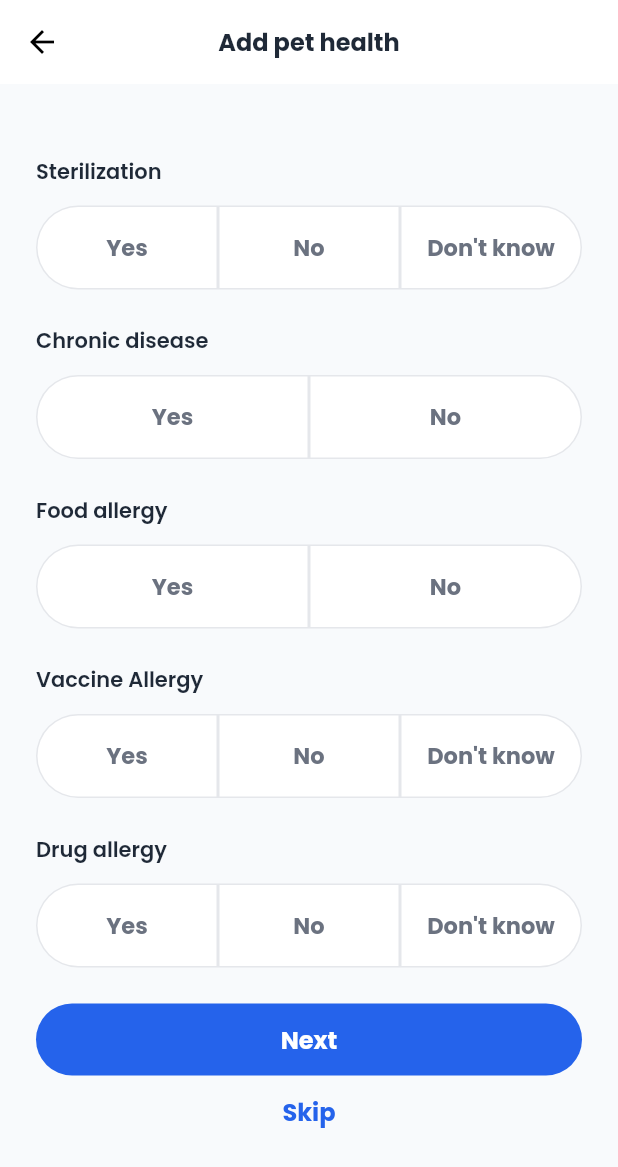
After one commit to ponkrit-r1/flutter, a Flutter app: the PetHealthInfoPage screen opened by its route, on a phone screen of 412 x 824 dp. The commit adds this screen. Shown: the top 1167 px of the screen. Run offline on Flutter 3.47's test engine with Material 3 defaults, Android fonts, the phone set to English and light mode, and no system bars; our stand-ins replace dio, email_validator, firebase_core, flutter_secure_storage, fluttertoast, get and 8 more; missing offline and left inert: flutter_cached_pdfview; accounts and stored records are empty; generated files the repository leaves out were written again.

Commit message:
save health info draft

```diff
--- /dev/null
+++ b/lib/core/domain/answer_choice.dart
@@ -0,0 +1,29 @@
+import 'dart:ui';
+
+class AnswerChoice {
+  final AnswerOption option;
+  final Locale locale;
+
+  AnswerChoice({
+    required this.option,
+    required this.locale,
+  });
+
+  @override
+  String toString() {
+    switch (option) {
+      case AnswerOption.yes:
+        return 'Yes';
+      case AnswerOption.no:
+        return 'No';
+      case AnswerOption.doNotKnow:
+        return 'Don\'t know';
+    }
+  }
+}
+
+enum AnswerOption {
+  yes,
+  no,
+  doNotKnow;
+}
--- a/lib/l10n/intl_en.arb
+++ b/lib/l10n/intl_en.arb
@@ -82,6 +82,17 @@
   "saveLabel": "Save",
   "comingSoonLabel": "Coming Soon",
 
+  "@_ADD_PET_HEALTH": {},
+  "addPetHealthLabel": "Add pet health",
+  "editPetHealthLabel": "Edit pet health",
+  "sterilizationLabel": "Sterilization",
+  "yesLabel": "Yes",
+  "noLabel": "No",
+  "chronicDiseaseLabel": "Chronic disease",
+  "foodAllergyLabel": "Food allergy",
+  "vaccineAllergyLabel": "Vaccine Allergy",
+  "drugAllergyLabel": "Drug allergy",
+
   "@_ROOT": {},
   "homeLabel": "Home",
   "myPetLabel": "My pet",
--- /dev/null
+++ b/lib/modules/pet/health_info/pet_health_info_binding.dart
@@ -0,0 +1,25 @@
+import 'package:deemmi/modules/pet/health_info/pet_health_info_controller.dart';
+import 'package:get/get.dart';
+
+import '../../../core/data/api/pet_api.dart';
+import '../../../core/data/repository/pet_repository.dart';
+import '../../../core/domain/pet/pet_model.dart';
+import '../../../routes/app_routes.dart';
+
+class PetHealthInfoBinding extends Bindings {
+  @override
+  void dependencies() {
+    PetModel? editingPet = Get.arguments?[RouteParams.petModel];
+    Get.lazyPut(
+      () => PetHealthInfoController(
+        PetRepository(
+          PetAPI(
+            Get.find(),
+            Get.find(),
+          ),
+        ),
+        editingPet,
+      ),
+    );
+  }
+}
--- /dev/null
+++ b/lib/modules/pet/health_info/pet_health_info_controller.dart
@@ -0,0 +1,74 @@
+import 'dart:ui';
+
+import 'package:deemmi/core/data/repository/pet_repository.dart';
+import 'package:deemmi/core/domain/answer_choice.dart';
+import 'package:get/get.dart';
+
+import '../../../core/domain/pet/pet_model.dart';
+
+class PetHealthInfoController extends GetxController {
+  final PetRepository petRepository;
+
+  final _isLoading = false.obs;
+
+  bool get isLoading => _isLoading.value;
+
+  List<AnswerChoice> get twoChoiceAnswer => [
+        AnswerChoice(option: AnswerOption.yes, locale: const Locale("en")),
+        AnswerChoice(option: AnswerOption.no, locale: const Locale("en")),
+      ];
+
+  List<AnswerChoice> get threeChoiceAnswer => [
+        AnswerChoice(option: AnswerOption.yes, locale: const Locale("en")),
+        AnswerChoice(option: AnswerOption.no, locale: const Locale("en")),
+        AnswerChoice(
+            option: AnswerOption.doNotKnow, locale: const Locale("en")),
+      ];
+
+  final Rxn<AnswerChoice> _sterilizationAnswer = Rxn();
+
+  AnswerChoice? get sterilizationAnswer => _sterilizationAnswer.value;
+
+  final Rxn<AnswerChoice> _chronicDiseaseAnswer = Rxn();
+
+  AnswerChoice? get chronicDiseaseAnswer => _chronicDiseaseAnswer.value;
+
+  final Rxn<AnswerChoice> _foodAllergyAnswer = Rxn();
+
+  AnswerChoice? get foodAllergyAnswer => _foodAllergyAnswer.value;
+
+  final Rxn<AnswerChoice> _vaccineAllergyAnswer = Rxn();
+
+  AnswerChoice? get vaccineAllergyAnswer => _vaccineAllergyAnswer.value;
+
+  final Rxn<AnswerChoice> _drugAllergyAnswer = Rxn();
+
+  AnswerChoice? get drugAllergyAnswer => _drugAllergyAnswer.value;
+
+  final PetModel? editingPet;
+
+  PetHealthInfoController(
+    this.petRepository,
+    this.editingPet,
+  );
+
+  setSterilizationAnswer(AnswerChoice answer) {
+    _sterilizationAnswer.value = answer;
+  }
+
+  setChronicDiseaseAnswer(AnswerChoice answer) {
+    _chronicDiseaseAnswer.value = answer;
+  }
+
+  setFoodAllergyAnswer(AnswerChoice answer) {
+    _foodAllergyAnswer.value = answer;
+  }
+
+  setVaccineAllergy(AnswerChoice answer) {
+    _vaccineAllergyAnswer.value = answer;
+  }
+
+  setDrugAllergy(AnswerChoice answer) {
+    _drugAllergyAnswer.value = answer;
+  }
+}
--- /dev/null
+++ b/lib/modules/pet/health_info/pet_health_info_page.dart
@@ -0,0 +1,450 @@
+import 'package:deemmi/core/utils/widget_extension.dart';
+import 'package:deemmi/modules/pet/health_info/pet_health_info_controller.dart';
+import 'package:flutter/material.dart';
+import 'package:get/get.dart';
+
+import '../../../core/global_widgets/primary_button.dart';
+import '../../../core/theme/app_colors.dart';
+
+class PetHealthInfoPage extends StatefulWidget {
+  const PetHealthInfoPage({super.key});
+
+  @override
+  State<PetHealthInfoPage> createState() => _PetHealthInfoPageState();
+}
+
+class _PetHealthInfoPageState extends State<PetHealthInfoPage> {
+  final _controller = Get.find<PetHealthInfoController>();
+
+  final _globalKey = GlobalKey<ScaffoldMessengerState>();
+
+  @override
+  Widget build(BuildContext context) {
+    return ScaffoldMessenger(
+      key: _globalKey,
+      child: Scaffold(
+        backgroundColor: Colors.white,
+        appBar: AppBar(
+          backgroundColor: Colors.white,
+          elevation: 0.0,
+          title: Text(
+            _controller.editingPet != null
+                ? stringRes(context)!.editPetHealthLabel
+                : stringRes(context)!.addPetHealthLabel,
+            style: textTheme(context).headlineSmall!.copyWith(
+                  color: AppColor.textColor,
+                ),
+          ),
+        ),
+        body: SafeArea(
+          child: Container(
+            color: AppColor.secondaryBgColor,
+            child: SingleChildScrollView(
+              child: Padding(
+                padding: const EdgeInsets.all(24.0),
+                child: Column(
+                  crossAxisAlignment: CrossAxisAlignment.stretch,
+                  children: [
+                    const SizedBox(
+                      height: 24,
+                    ),
+                    Text(
+                      stringRes(context)!.sterilizationLabel,
+                      style: textTheme(context).bodyMedium?.copyWith(
+                          color: AppColor.textColor,
+                          fontWeight: FontWeight.w600),
+                    ),
+                    const SizedBox(
+                      height: 12,
+                    ),
+                    Obx(
+                      () => tabSelectorWidget(
+                        _controller.threeChoiceAnswer,
+                        _controller.sterilizationAnswer,
+                        (value, idx) =>
+                            _controller.setSterilizationAnswer(value),
+                      ),
+                    ),
+                    const SizedBox(
+                      height: 24,
+                    ),
+                    Text(
+                      stringRes(context)!.chronicDiseaseLabel,
+                      style: textTheme(context).bodyMedium?.copyWith(
+                          color: AppColor.textColor,
+                          fontWeight: FontWeight.w600),
+                    ),
+                    const SizedBox(
+                      height: 12,
+                    ),
+                    Obx(
+                      () => tabSelectorWidget(
+                        _controller.twoChoiceAnswer,
+                        _controller.chronicDiseaseAnswer,
+                        (value, idx) =>
+                            _controller.setChronicDiseaseAnswer(value),
+                      ),
+                    ),
+                    const SizedBox(
+                      height: 24,
+                    ),
+                    Text(
+                      stringRes(context)!.foodAllergyLabel,
+                      style: textTheme(context).bodyMedium?.copyWith(
+                          color: AppColor.textColor,
+                          fontWeight: FontWeight.w600),
+                    ),
+                    const SizedBox(
+                      height: 12,
+                    ),
+                    Obx(
+                      () => tabSelectorWidget(
+                        _controller.twoChoiceAnswer,
+                        _controller.foodAllergyAnswer,
+                        (value, idx) => _controller.setFoodAllergyAnswer(value),
+                      ),
+                    ),
+                    const SizedBox(
+                      height: 24,
+                    ),
+                    Text(
+                      stringRes(context)!.vaccineAllergyLabel,
+                      style: textTheme(context).bodyMedium?.copyWith(
+                          color: AppColor.textColor,
+                          fontWeight: FontWeight.w600),
+                    ),
+                    const SizedBox(
+                      height: 12,
+                    ),
+                    Obx(
+                      () => tabSelectorWidget(
+                        _controller.threeChoiceAnswer,
+                        _controller.vaccineAllergyAnswer,
+                        (value, idx) => _controller.setVaccineAllergy(value),
+                      ),
+                    ),
+                    const SizedBox(
+                      height: 24,
+                    ),
+                    Text(
+                      stringRes(context)!.drugAllergyLabel,
+                      style: textTheme(context).bodyMedium?.copyWith(
+                          color: AppColor.textColor,
+                          fontWeight: FontWeight.w600),
+                    ),
+                    const SizedBox(
+                      height: 12,
+                    ),
+                    Obx(
+                      () => tabSelectorWidget(
+                        _controller.threeChoiceAnswer,
+                        _controller.drugAllergyAnswer,
+                        (value, idx) => _controller.setDrugAllergy(value),
+                      ),
+                    ),
+                    const SizedBox(
+                      height: 24,
+                    ),
+                    Obx(
+                      () => SizedBox(
+                        height: 48,
+                        width: double.infinity,
+                        child: _controller.isLoading
+                            ? const Padding(
+                                padding: EdgeInsets.all(8.0),
+                                child: Center(
+                                  child: CircularProgressIndicator(
+                                    valueColor: AlwaysStoppedAnimation<Color>(
+                                        AppColor.secondary500),
+                                  ),
+                                ),
+                              )
+                            : PrimaryButton(
+                                title: stringRes(context)!.nextLabel,
+                                onPressed: () {},
+                                color: AppColor.primary500,
+                              ),
+                      ),
+                    ),
+                    Center(
+                      child: TextButton(
+                        onPressed: () {
+                          Get.back();
+                        },
+                        child: Text(
+                          stringRes(context)!.skipLabel,
+                          style: textTheme(context).bodyLarge?.copyWith(
+                                color: AppColor.primary500,
+                                fontWeight: FontWeight.bold,
+                              ),
+                        ),
+                      ),
+                    ),
+                    const SizedBox(
+                      height: 16,
+                    ),
+                  ],
+                ),
+              ),
+            ),
+          ),
+        ),
+      ),
+    );
+  }
+
+  showForgotPasswordDialog(BuildContext context) {}
+
+  onDisplaySnackBar(String message) {
+    var snackBar = SnackBar(content: Text(message));
+    _globalKey.currentState?.showSnackBar(snackBar);
+  }
+
+  tabSelectorWidget<T>(
+    List<T> values,
+    T? selectedValue,
+    Function(
+      T,
+      int,
+    ) onValueSelected,
+  ) {
+    switch (values.length) {
+      case 1:
+        return InkWell(
+          onTap: () {
+            onValueSelected(values[0], 0);
+          },
+          child: Container(
+            decoration: BoxDecoration(
+                color: Colors.white,
+                border: Border.all(
+                  width: selectedValue == values[0] ? 2 : 1,
+                  color: selectedValue == values[0]
+                      ? AppColor.primary500
+                      : AppColor.borderColor,
+                ),
+                borderRadius: const BorderRadius.all(
+                  Radius.circular(100.0),
+                )),
+            child: SizedBox(
+              height: 54,
+              child: Row(
+                mainAxisAlignment: MainAxisAlignment.center,
+                children: [
+                  Text(
+                    values[0].toString(),
+                    style: textTheme(context).bodyLarge!.copyWith(
+                        color: AppColor.secondaryContentGray,
+                        fontWeight: FontWeight.bold,
+                        fontSize: 15),
+                  )
+                ],
+              ),
+            ),
+          ),
+        );
+      case 2:
+        return Row(
+          children: [
+            Expanded(
+              child: InkWell(
+                onTap: () {
+                  onValueSelected(values[0], 0);
+                },
+                child: Container(
+                  decoration: BoxDecoration(
+                      color: Colors.white,
+                      border: Border.all(
+                        width: selectedValue == values[0] ? 2 : 1,
+                        color: selectedValue == values[0]
+                            ? AppColor.primary500
+                            : AppColor.borderColor,
+                      ),
+                      borderRadius: const BorderRadius.only(
+                        topLeft: Radius.circular(100.0),
+                        bottomLeft: Radius.circular(100.0),
+                      )),
+                  child: SizedBox(
+                    height: 54,
+                    child: Row(
+                      mainAxisAlignment: MainAxisAlignment.center,
+                      children: [
+                        // const Icon(
+                        //   Icons.pets_rounded,
+                        //   color: AppColor.secondaryContentGray,
+                        // ),
+                        // const SizedBox(width: 8),
+                        Text(
+                          values[0].toString(),
+                          style: textTheme(context).bodyLarge!.copyWith(
+                              color: AppColor.secondaryContentGray,
+                              fontWeight: FontWeight.bold,
+                              fontSize: 15),
+                        )
+                      ],
+                    ),
+                  ),
+                ),
+              ),
+            ),
+            Expanded(
+              child: InkWell(
+                onTap: () {
+                  onValueSelected(values[1], 1);
+                },
+                child: Container(
+                  decoration: BoxDecoration(
+                      color: Colors.white,
+                      border: Border.all(
+                        width: selectedValue == values[1] ? 2 : 1,
+                        color: selectedValue == values[1]
+                            ? AppColor.primary500
+                            : AppColor.borderColor,
+                      ),
+                      borderRadius: const BorderRadius.only(
+                        topRight: Radius.circular(100.0),
+                        bottomRight: Radius.circular(100.0),
+                      )),
+                  child: SizedBox(
+                    height: 54,
+                    child: Row(
+                      mainAxisAlignment: MainAxisAlignment.center,
+                      children: [
+                        // const Icon(Icons.pets_rounded),
+                        // const SizedBox(width: 8),
+                        Text(
+                          values[1].toString(),
+                          style: textTheme(context).bodyLarge!.copyWith(
+                              color: AppColor.secondaryContentGray,
+                              fontWeight: FontWeight.bold,
+                              fontSize: 15),
+                        ),
+                      ],
+                    ),
+                  ),
+                ),
+              ),
+            )
+          ],
+        );
+      case 3:
+        return Row(
+          children: [
+            Expanded(
+              child: InkWell(
+                onTap: () {
+                  onValueSelected(values[0], 0);
+                },
+                child: Container(
+                  decoration: BoxDecoration(
+                      color: Colors.white,
+                      border: Border.all(
+                        width: selectedValue == values[0] ? 2 : 1,
+                        color: selectedValue == values[0]
+                            ? AppColor.primary500
+                            : AppColor.borderColor,
+                      ),
+                      borderRadius: const BorderRadius.only(
+                        topLeft: Radius.circular(100.0),
+                        bottomLeft: Radius.circular(100.0),
+                      )),
+                  child: SizedBox(
+                    height: 54,
+                    child: Row(
+                      mainAxisAlignment: MainAxisAlignment.center,
+                      children: [
+                        // const Icon(
+                        //   Icons.pets_rounded,
+                        //   color: AppColor.secondaryContentGray,
+                        // ),
+                        // const SizedBox(width: 8),
+                        Text(
+                          values[0].toString(),
+                          style: textTheme(context).bodyLarge!.copyWith(
+                              color: AppColor.secondaryContentGray,
+                              fontWeight: FontWeight.bold,
+                              fontSize: 15),
+                        )
+                      ],
+                    ),
+                  ),
+                ),
+              ),
+            ),
+            Expanded(
+              child: InkWell(
+                onTap: () {
+                  onValueSelected(values[1], 1);
+                },
+                child: Container(
+                  decoration: BoxDecoration(
+                    color: Colors.white,
+                    border: Border.all(
+                      width: selectedValue == values[1] ? 2 : 1,
+                      color: selectedValue == values[1]
+                          ? AppColor.primary500
+                          : AppColor.borderColor,
+                    ),
+                  ),
+                  child: SizedBox(
+                    height: 54,
+                    child: Row(
+                      mainAxisAlignment: MainAxisAlignment.center,
+                      children: [
+                        Text(
+                          values[1].toString(),
+                          style: textTheme(context).bodyLarge!.copyWith(
+                              color: AppColor.secondaryContentGray,
+                              fontWeight: FontWeight.bold,
+                              fontSize: 15),
+                        ),
+                      ],
+                    ),
+                  ),
+                ),
+              ),
+            ),
+            Expanded(
+              child: InkWell(
+                onTap: () {
+                  onValueSelected(values[2], 2);
+                },
+                child: Container(
+                  decoration: BoxDecoration(
+                      color: Colors.white,
+                      border: Border.all(
+                        width: selectedValue == values[2] ? 2 : 1,
+                        color: selectedValue == values[2]
+                            ? AppColor.primary500
+                            : AppColor.borderColor,
+                      ),
+                      borderRadius: const BorderRadius.only(
+                        topRight: Radius.circular(100.0),
+                        bottomRight: Radius.circular(100.0),
+                      )),
+                  child: SizedBox(
+                    height: 54,
+                    child: Row(
+                      mainAxisAlignment: MainAxisAlignment.center,
+                      children: [
+                        Text(
+                          values[2].toString(),
+                          style: textTheme(context).bodyLarge!.copyWith(
+                                color: AppColor.secondaryContentGray,
+                                fontWeight: FontWeight.bold,
+                                fontSize: 15,
+                              ),
+                        ),
+                      ],
+                    ),
+                  ),
+                ),
+              ),
+            )
+          ],
+        );
+      default:
+        return const SizedBox.shrink();
+    }
+  }
+}
--- a/lib/routes/app_page.dart
+++ b/lib/routes/app_page.dart
@@ -9,6 +9,8 @@ import 'package:deemmi/modules/on_boarding/on_boarding_binding.dart';
 import 'package:deemmi/modules/on_boarding/on_boarding_page.dart';
 import 'package:deemmi/modules/pet/add_pet/add_pet_binding.dart';
 import 'package:deemmi/modules/pet/add_pet/add_pet_page.dart';
+import 'package:deemmi/modules/pet/health_info/pet_health_info_binding.dart';
+import 'package:deemmi/modules/pet/health_info/pet_health_info_page.dart';
 import 'package:deemmi/modules/pet/profile/pet_profile_binding.dart';
 import 'package:deemmi/modules/pet/profile/pet_profile_page.dart';
 import 'package:deemmi/modules/routing/restriction/no_connection_page.dart';
@@ -68,6 +70,14 @@ abstract class AppPages {
       page: () => PetProfilePage(),
       binding: PetProfileBinding(),
     ),
-    GetPage(name: Routes.noConnection, page: ()=> NoConnectionPage())
+    GetPage(
+      name: Routes.noConnection,
+      page: () => NoConnectionPage(),
+    ),
+    GetPage(
+      name: Routes.healthInfo,
+      page: () => const PetHealthInfoPage(),
+      binding: PetHealthInfoBinding(),
+    )
   ];
 }
--- a/lib/routes/app_routes.dart
+++ b/lib/routes/app_routes.dart
@@ -4,6 +4,7 @@ abstract class Routes {
   static const createAccount = '/create_account';
   static const otpVerification = '/otp_verification';
   static const addPet = '/add_pet';
+  static const healthInfo = '/health_info';
   static const webView = '/web_view';
   static const routing = '/routing';
   static const root = '/root';
```
Also changed, not shown: lib/generated/intl/messages_en.dart, lib/generated/l10n.dart.
